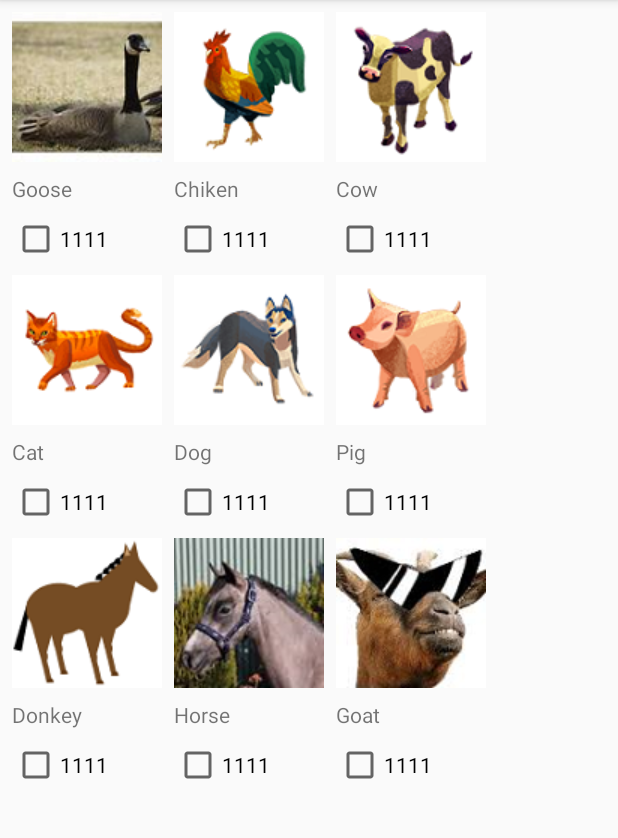
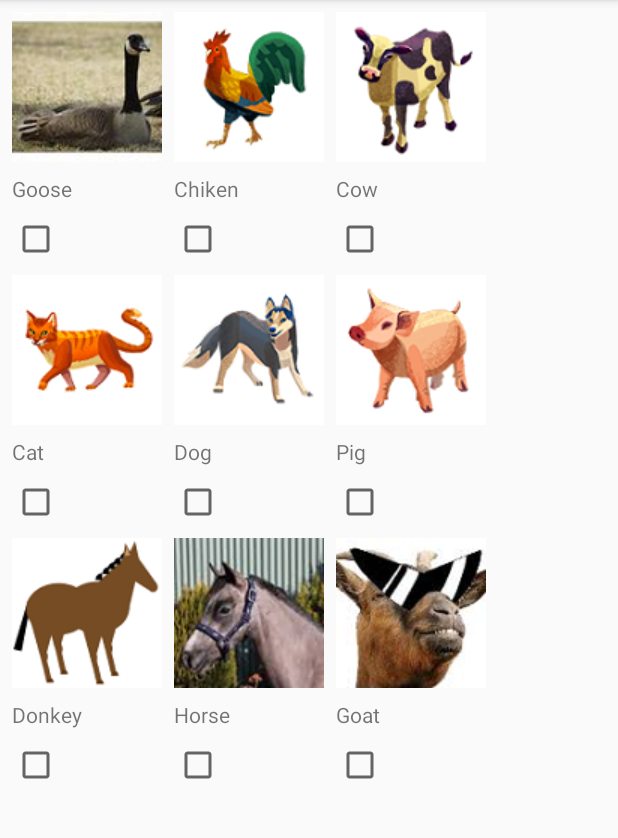
Before and after one commit to VyacheslavKirichenko/DinamicUIAnimalsAudio, an Android app: the screen it shows after launch (MainActivity), on a phone screen of 412 x 824 dp, the part 84-922 px from its top. Run offline under Robolectric (Android 15) with nearby library versions, the phone set to English and light mode, and no system bars.

Commit message:
checkBox text delete

```diff
--- a/app/src/main/res/layout/animal.xml
+++ b/app/src/main/res/layout/animal.xml
@@ -24,7 +24,6 @@
             android:layout_marginTop="8dp"
             android:layout_marginStart="8dp"/>
     <CheckBox
-            android:text="1111"
             android:layout_width="wrap_content"
             android:layout_height="wrap_content"
             android:id="@+id/checkBox" android:layout_marginTop="8dp"
```
